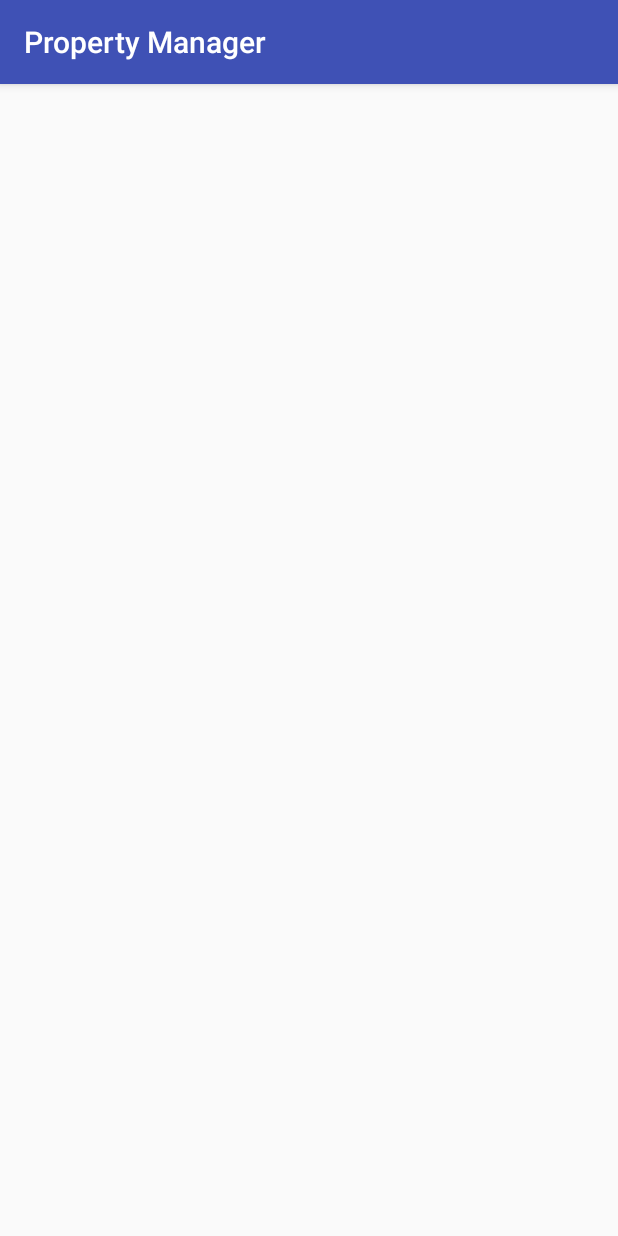
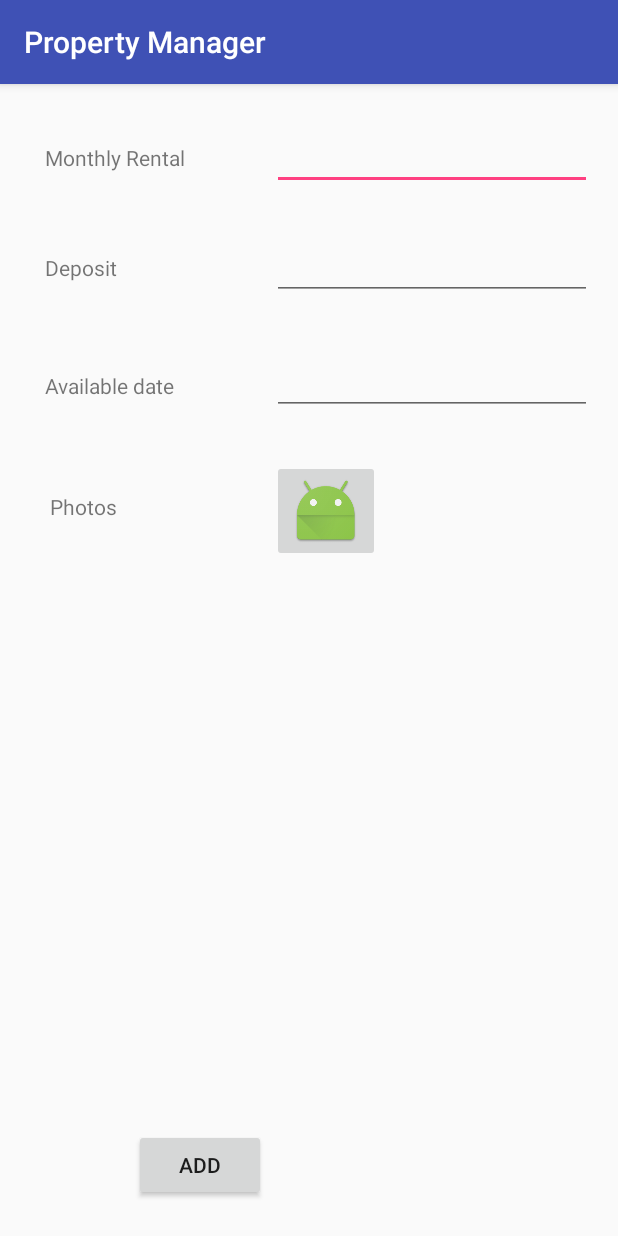
Before and after one commit to Chanaka-Sandeepa/PropertyManagement, an Android app: the Add_RentalInfo screen opened directly, with no data from a screen before it, on a phone screen of 412 x 824 dp. Run offline under Robolectric (Android 15) with nearby library versions, the phone set to English and light mode, and no system bars.

Commit message:
add_property functions implemented

```diff
--- a/app/src/main/AndroidManifest.xml
+++ b/app/src/main/AndroidManifest.xml
@@ -18,7 +18,8 @@
                 <category android:name="android.intent.category.LAUNCHER" />
             </intent-filter>
         </activity>
-        <activity android:name=".AddProperty"></activity>
+        <activity android:name=".Add_BasicInfo" />
+        <activity android:name=".Add_RentalInfo"></activity>
     </application>
 
 </manifest>
--- a/app/src/main/java/com/example/chanaka/propertymanager/AddProperty.java
+++ b/app/src/main/java/com/example/chanaka/propertymanager/Add_RentalInfo.java
@@ -3,11 +3,11 @@ package com.example.chanaka.propertymanager;
 import android.support.v7.app.AppCompatActivity;
 import android.os.Bundle;
 
-public class AddProperty extends AppCompatActivity {
+public class Add_RentalInfo extends AppCompatActivity {
 
     @Override
     protected void onCreate(Bundle savedInstanceState) {
         super.onCreate(savedInstanceState);
-        setContentView(R.layout.activity_add_property);
+        setContentView(R.layout.activity_add__rental_info);
     }
 }
--- /dev/null
+++ b/app/src/main/res/layout/activity_add__rental_info.xml
@@ -0,0 +1,104 @@
+<?xml version="1.0" encoding="utf-8"?>
+<RelativeLayout xmlns:android="http://schemas.android.com/apk/res/android"
+    xmlns:app="http://schemas.android.com/apk/res-auto"
+    android:layout_width="match_parent" android:layout_height="match_parent">
+
+    <TextView
+        android:text="Monthly Rental"
+        android:layout_width="wrap_content"
+        android:layout_height="wrap_content"
+        android:layout_alignParentTop="true"
+        android:layout_alignParentLeft="true"
+        android:layout_alignParentStart="true"
+        android:layout_marginLeft="30dp"
+        android:layout_marginStart="30dp"
+        android:layout_marginTop="39dp"
+        android:id="@+id/textView5" />
+
+    <Button
+        android:text="Add"
+        android:layout_width="wrap_content"
+        android:layout_height="wrap_content"
+        android:layout_alignParentBottom="true"
+        android:layout_toRightOf="@+id/textView6"
+        android:layout_toEndOf="@+id/textView6"
+        android:layout_marginLeft="11dp"
+        android:layout_marginStart="11dp"
+        android:layout_marginBottom="23dp"
+        android:id="@+id/addBtn" />
+
+    <TextView
+        android:text="Deposit"
+        android:layout_width="wrap_content"
+        android:layout_height="wrap_content"
+        android:layout_marginTop="54dp"
+        android:id="@+id/textView6"
+        android:layout_below="@+id/textView5"
+        android:layout_alignLeft="@+id/textView5"
+        android:layout_alignStart="@+id/textView5" />
+
+    <TextView
+        android:text="Available date"
+        android:layout_width="wrap_content"
+        android:layout_height="wrap_content"
+        android:layout_marginTop="59dp"
+        android:id="@+id/textView7"
+        android:layout_below="@+id/textView6"
+        android:layout_alignLeft="@+id/textView6"
+        android:layout_alignStart="@+id/textView6" />
+
+    <TextView
+        android:text="Photos"
+        android:layout_width="wrap_content"
+        android:layout_height="wrap_content"
+        android:layout_marginTop="61dp"
+        android:id="@+id/textView8"
+        android:layout_below="@+id/textView7"
+        android:layout_alignRight="@+id/textView6"
+        android:layout_alignEnd="@+id/textView6" />
+
+    <EditText
+        android:layout_width="wrap_content"
+        android:layout_height="wrap_content"
+        android:inputType="numberDecimal"
+        android:ems="10"
+        android:layout_marginRight="17dp"
+        android:layout_marginEnd="17dp"
+        android:id="@+id/editText11"
+        android:layout_alignBaseline="@+id/textView5"
+        android:layout_alignBottom="@+id/textView5"
+        android:layout_alignParentRight="true"
+        android:layout_alignParentEnd="true" />
+
+    <EditText
+        android:layout_width="wrap_content"
+        android:layout_height="wrap_content"
+        android:inputType="numberDecimal"
+        android:ems="10"
+        android:id="@+id/editText12"
+        android:layout_alignBaseline="@+id/textView6"
+        android:layout_alignBottom="@+id/textView6"
+        android:layout_alignLeft="@+id/editText11"
+        android:layout_alignStart="@+id/editText11" />
+
+    <EditText
+        android:layout_width="wrap_content"
+        android:layout_height="wrap_content"
+        android:inputType="date"
+        android:ems="10"
+        android:layout_below="@+id/editText12"
+        android:layout_alignLeft="@+id/editText12"
+        android:layout_alignStart="@+id/editText12"
+        android:layout_marginTop="31dp"
+        android:id="@+id/editText13" />
+
+    <ImageButton
+        android:layout_width="wrap_content"
+        android:layout_height="wrap_content"
+        app:srcCompat="@mipmap/ic_launcher"
+        android:layout_below="@+id/editText13"
+        android:layout_alignLeft="@+id/editText13"
+        android:layout_alignStart="@+id/editText13"
+        android:layout_marginTop="30dp"
+        android:id="@+id/imageButton" />
+</RelativeLayout>
--- a/app/src/main/res/layout/activity_add_property.xml
+++ /dev/null
@@ -1,13 +0,0 @@
-<?xml version="1.0" encoding="utf-8"?>
-<RelativeLayout xmlns:android="http://schemas.android.com/apk/res/android"
-    xmlns:tools="http://schemas.android.com/tools"
-    android:id="@+id/activity_add_property"
-    android:layout_width="match_parent"
-    android:layout_height="match_parent"
-    android:paddingBottom="@dimen/activity_vertical_margin"
-    android:paddingLeft="@dimen/activity_horizontal_margin"
-    android:paddingRight="@dimen/activity_horizontal_margin"
-    android:paddingTop="@dimen/activity_vertical_margin"
-    tools:context="com.example.chanaka.propertymanager.AddProperty">
-
-</RelativeLayout>
```
Also changed, not shown: app/src/main/java/com/example/chanaka/propertymanager/AddBasicInfo.java (deleted, +0 -8 lines), app/src/main/java/com/example/chanaka/propertymanager/Add_BasicInfo.java (added, +30 -0 lines), app/src/main/java/com/example/chanaka/propertymanager/Home.java (+17 -0 lines), app/src/main/res/layout/activity_add__basic_info.xml (renamed from app/src/main/res/layout/add_basic_info.xml, +35 -39 lines), app/src/main/res/layout/content_home.xml (+10 -10 lines), app/src/main/res/values/strings.xml (+11 -0 lines).
